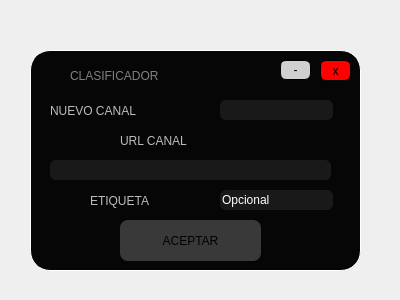
This is Diseno_interfaz/RegistrarCanal.ui in ThomyALUN/proyecto1-estructuras as Qt 5 draws it before an edit. The edited form follows.
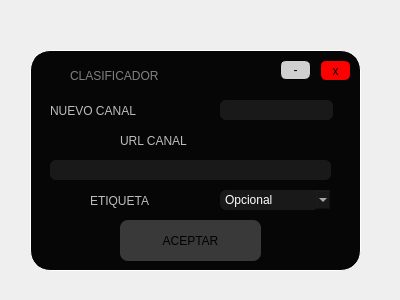
This is the edited form. Icons and pictures are not drawn.

Commit message: Pequeño cambio en la ventana Registrar

Patch:
```diff
--- a/Diseno_interfaz/RegistrarCanal.ui
+++ b/Diseno_interfaz/RegistrarCanal.ui
@@ -320,12 +320,12 @@
      <string>ETIQUETA</string>
     </property>
    </widget>
-   <widget class="QLineEdit" name="lineEdit_3">
+   <widget class="QComboBox" name="comboBox">
     <property name="geometry">
      <rect>
       <x>190</x>
       <y>140</y>
-      <width>113</width>
+      <width>111</width>
       <height>20</height>
      </rect>
     </property>
@@ -334,9 +334,11 @@
 border-radius:6px;
 color: white</string>
     </property>
+    <item>
     <property name="text">
      <string>Opcional</string>
     </property>
+    </item>
    </widget>
   </widget>
  </widget>
```
Left out of the diff: 5 changed lines with no effect on the pictures. Lines whose indentation alone changed are shown as unchanged. The commit also changes 2 other files.
